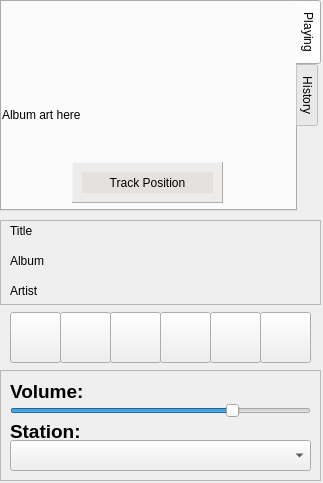
Above: UI-Layouts/qAndora.ui from JeffHoogland/qAndora before the change. Below: the same form after it.
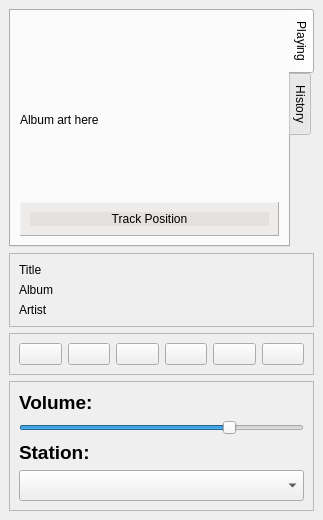
That is the form after the change. Icons and pictures are not drawn.

Commit message: Moved desktop default GUI to use layouts and updated debian package

Diff of the .ui file:
```diff
--- a/UI-Layouts/qAndora.ui
+++ b/UI-Layouts/qAndora.ui
@@ -7,19 +7,13 @@
     <x>0</x>
     <y>0</y>
     <width>323</width>
-    <height>483</height>
+    <height>520</height>
    </rect>
   </property>
   <property name="minimumSize">
    <size>
     <width>323</width>
-    <height>483</height>
-   </size>
-  </property>
-  <property name="maximumSize">
-   <size>
-    <width>323</width>
-    <height>483</height>
+    <height>520</height>
    </size>
   </property>
   <property name="windowTitle">
@@ -30,15 +24,9 @@
     <normaloff>images/qAndora.png</normaloff>images/qAndora.png</iconset>
   </property>
   <widget class="QWidget" name="centralwidget">
+   <layout class="QVBoxLayout" name="verticalLayout_3">
+    <item>
    <widget class="QTabWidget" name="mainWidget">
-    <property name="geometry">
-     <rect>
-      <x>0</x>
-      <y>0</y>
-      <width>321</width>
-      <height>211</height>
-     </rect>
-    </property>
     <property name="tabPosition">
      <enum>QTabWidget::East</enum>
     </property>
@@ -49,25 +37,13 @@
      <attribute name="title">
       <string>Playing</string>
      </attribute>
+       <layout class="QVBoxLayout" name="verticalLayout_5">
+        <item>
      <widget class="QLabel" name="albumImage">
-      <property name="geometry">
-       <rect>
-        <x>0</x>
-        <y>0</y>
-        <width>285</width>
-        <height>225</height>
-       </rect>
-      </property>
       <property name="minimumSize">
        <size>
-        <width>285</width>
-        <height>225</height>
-       </size>
-      </property>
-      <property name="maximumSize">
-       <size>
-        <width>0</width>
-        <height>0</height>
+            <width>200</width>
+            <height>200</height>
        </size>
       </property>
       <property name="text">
@@ -77,15 +53,9 @@
        <bool>true</bool>
       </property>
      </widget>
+        </item>
+        <item>
      <widget class="QFrame" name="positionFrame">
-      <property name="geometry">
-       <rect>
-        <x>70</x>
-        <y>160</y>
-        <width>151</width>
-        <height>41</height>
-       </rect>
-      </property>
       <property name="palette">
        <palette>
         <active>
@@ -510,15 +480,9 @@
       <property name="frameShadow">
        <enum>QFrame::Raised</enum>
       </property>
+          <layout class="QHBoxLayout" name="horizontalLayout_2">
+           <item>
       <widget class="QLabel" name="positionLabel">
-       <property name="geometry">
-        <rect>
-         <x>10</x>
-         <y>10</y>
-         <width>131</width>
-         <height>21</height>
-        </rect>
-       </property>
        <property name="palette">
         <palette>
          <active>
@@ -944,21 +908,19 @@
         <set>Qt::AlignCenter</set>
        </property>
       </widget>
-     </widget>
+           </item>
+          </layout>
+         </widget>
+        </item>
+       </layout>
     </widget>
     <widget class="QWidget" name="historyTab">
      <attribute name="title">
       <string>History</string>
      </attribute>
+       <layout class="QVBoxLayout" name="verticalLayout_4">
+        <item>
      <widget class="QListWidget" name="historyList">
-      <property name="geometry">
-       <rect>
-        <x>0</x>
-        <y>0</y>
-        <width>285</width>
-        <height>225</height>
-       </rect>
-      </property>
       <property name="minimumSize">
        <size>
         <width>285</width>
@@ -966,32 +928,22 @@
        </size>
       </property>
      </widget>
-    </widget>
-   </widget>
+        </item>
+       </layout>
+      </widget>
+     </widget>
+    </item>
+    <item>
    <widget class="QFrame" name="infoFrame">
-    <property name="geometry">
-     <rect>
-      <x>0</x>
-      <y>220</y>
-      <width>321</width>
-      <height>85</height>
-     </rect>
-    </property>
     <property name="frameShape">
      <enum>QFrame::StyledPanel</enum>
     </property>
     <property name="frameShadow">
      <enum>QFrame::Raised</enum>
     </property>
+      <layout class="QVBoxLayout" name="verticalLayout_2">
+       <item>
     <widget class="QLabel" name="titleLabel">
-     <property name="geometry">
-      <rect>
-       <x>10</x>
-       <y>0</y>
-       <width>301</width>
-       <height>22</height>
-      </rect>
-     </property>
      <property name="text">
       <string>Title</string>
      </property>
@@ -1005,15 +957,9 @@
       <bool>true</bool>
      </property>
     </widget>
+       </item>
+       <item>
     <widget class="QLabel" name="albumLabel">
-     <property name="geometry">
-      <rect>
-       <x>10</x>
-       <y>30</y>
-       <width>301</width>
-       <height>22</height>
-      </rect>
-     </property>
      <property name="text">
       <string>Album</string>
      </property>
@@ -1027,15 +973,9 @@
       <bool>true</bool>
      </property>
     </widget>
+       </item>
+       <item>
     <widget class="QLabel" name="artistLabel">
-     <property name="geometry">
-      <rect>
-       <x>10</x>
-       <y>60</y>
-       <width>271</width>
-       <height>22</height>
-      </rect>
-     </property>
      <property name="text">
       <string>Artist</string>
      </property>
@@ -1043,93 +983,26 @@
       <bool>true</bool>
      </property>
     </widget>
-   </widget>
-   <widget class="QPushButton" name="loveButton">
-    <property name="geometry">
-     <rect>
-      <x>110</x>
-      <y>312</y>
-      <width>51</width>
-      <height>51</height>
-     </rect>
-    </property>
-    <property name="toolTip">
-     <string>Favorite Song</string>
-    </property>
-    <property name="text">
-     <string/>
-    </property>
-    <property name="icon">
-     <iconset>
-      <normaloff>images/favorite.png</normaloff>images/favorite.png</iconset>
-    </property>
-    <property name="iconSize">
-     <size>
-      <width>24</width>
-      <height>24</height>
-     </size>
-    </property>
-   </widget>
-   <widget class="QPushButton" name="tiredButton">
-    <property name="geometry">
-     <rect>
-      <x>210</x>
-      <y>312</y>
-      <width>51</width>
-      <height>51</height>
-     </rect>
-    </property>
-    <property name="toolTip">
-     <string>Set song to tired</string>
-    </property>
-    <property name="text">
-     <string/>
-    </property>
-    <property name="icon">
-     <iconset>
-      <normaloff>images/tired.png</normaloff>images/tired.png</iconset>
-    </property>
-    <property name="iconSize">
-     <size>
-      <width>24</width>
-      <height>24</height>
-     </size>
-    </property>
-   </widget>
-   <widget class="QPushButton" name="banButton">
-    <property name="geometry">
-     <rect>
-      <x>160</x>
-      <y>312</y>
-      <width>51</width>
-      <height>51</height>
-     </rect>
-    </property>
-    <property name="toolTip">
-     <string>Ban song</string>
-    </property>
-    <property name="text">
-     <string/>
-    </property>
-    <property name="icon">
-     <iconset>
-      <normaloff>images/ban.png</normaloff>images/ban.png</iconset>
-    </property>
-    <property name="iconSize">
-     <size>
-      <width>24</width>
-      <height>24</height>
-     </size>
-    </property>
-   </widget>
+       </item>
+      </layout>
+     </widget>
+    </item>
+    <item>
+     <widget class="QFrame" name="frame">
+      <property name="frameShape">
+       <enum>QFrame::StyledPanel</enum>
+      </property>
+      <property name="frameShadow">
+       <enum>QFrame::Raised</enum>
+      </property>
+      <layout class="QHBoxLayout" name="horizontalLayout">
+       <item>
    <widget class="QPushButton" name="playPauseButton">
-    <property name="geometry">
-     <rect>
-      <x>10</x>
-      <y>312</y>
-      <width>51</width>
-      <height>51</height>
-     </rect>
+         <property name="sizePolicy">
+          <sizepolicy hsizetype="Minimum" vsizetype="Expanding">
+           <horstretch>0</horstretch>
+           <verstretch>0</verstretch>
+          </sizepolicy>
     </property>
     <property name="toolTip">
      <string>Pause Song</string>
@@ -1148,14 +1021,14 @@
      </size>
     </property>
    </widget>
+       </item>
+       <item>
    <widget class="QPushButton" name="skipButton">
-    <property name="geometry">
-     <rect>
-      <x>60</x>
-      <y>312</y>
-      <width>51</width>
-      <height>51</height>
-     </rect>
+         <property name="sizePolicy">
+          <sizepolicy hsizetype="Minimum" vsizetype="Expanding">
+           <horstretch>0</horstretch>
+           <verstretch>0</verstretch>
+          </sizepolicy>
     </property>
     <property name="toolTip">
      <string>Skip Song</string>
@@ -1174,14 +1047,92 @@
      </size>
     </property>
    </widget>
+       </item>
+       <item>
+        <widget class="QPushButton" name="loveButton">
+         <property name="sizePolicy">
+          <sizepolicy hsizetype="Minimum" vsizetype="Expanding">
+           <horstretch>0</horstretch>
+           <verstretch>0</verstretch>
+          </sizepolicy>
+         </property>
+         <property name="toolTip">
+          <string>Favorite Song</string>
+         </property>
+         <property name="text">
+          <string/>
+         </property>
+         <property name="icon">
+          <iconset>
+           <normaloff>images/favorite.png</normaloff>images/favorite.png</iconset>
+         </property>
+         <property name="iconSize">
+          <size>
+           <width>24</width>
+           <height>24</height>
+          </size>
+         </property>
+        </widget>
+       </item>
+       <item>
+        <widget class="QPushButton" name="banButton">
+         <property name="sizePolicy">
+          <sizepolicy hsizetype="Minimum" vsizetype="Expanding">
+           <horstretch>0</horstretch>
+           <verstretch>0</verstretch>
+          </sizepolicy>
+         </property>
+         <property name="toolTip">
+          <string>Ban song</string>
+         </property>
+         <property name="text">
+          <string/>
+         </property>
+         <property name="icon">
+          <iconset>
+           <normaloff>images/ban.png</normaloff>images/ban.png</iconset>
+         </property>
+         <property name="iconSize">
+          <size>
+           <width>24</width>
+           <height>24</height>
+          </size>
+         </property>
+        </widget>
+       </item>
+       <item>
+        <widget class="QPushButton" name="tiredButton">
+         <property name="sizePolicy">
+          <sizepolicy hsizetype="Minimum" vsizetype="Expanding">
+           <horstretch>0</horstretch>
+           <verstretch>0</verstretch>
+          </sizepolicy>
+         </property>
+         <property name="toolTip">
+          <string>Set song to tired</string>
+         </property>
+         <property name="text">
+          <string/>
+         </property>
+         <property name="icon">
+          <iconset>
+           <normaloff>images/tired.png</normaloff>images/tired.png</iconset>
+         </property>
+         <property name="iconSize">
+          <size>
+           <width>24</width>
+           <height>24</height>
+          </size>
+         </property>
+        </widget>
+       </item>
+       <item>
    <widget class="QPushButton" name="settingsButton">
-    <property name="geometry">
-     <rect>
-      <x>260</x>
-      <y>312</y>
-      <width>51</width>
-      <height>51</height>
-     </rect>
+         <property name="sizePolicy">
+          <sizepolicy hsizetype="Minimum" vsizetype="Expanding">
+           <horstretch>0</horstretch>
+           <verstretch>0</verstretch>
+          </sizepolicy>
     </property>
     <property name="toolTip">
      <string>Preferences</string>
@@ -1200,30 +1151,31 @@
      </size>
     </property>
    </widget>
+       </item>
+      </layout>
+     </widget>
+    </item>
+    <item>
    <widget class="QFrame" name="lowerFrame">
-    <property name="geometry">
-     <rect>
-      <x>0</x>
-      <y>370</y>
-      <width>321</width>
-      <height>111</height>
-     </rect>
-    </property>
     <property name="frameShape">
      <enum>QFrame::StyledPanel</enum>
     </property>
     <property name="frameShadow">
      <enum>QFrame::Raised</enum>
     </property>
+      <layout class="QVBoxLayout" name="verticalLayout">
+       <item>
+        <widget class="QLabel" name="volumeLabel">
+         <property name="text">
+          <string>&lt;html&gt;&lt;head/&gt;&lt;body&gt;&lt;p&gt;&lt;span style=&quot; font-size:14pt; font-weight:600;&quot;&gt;Volume:&lt;/span&gt;&lt;/p&gt;&lt;/body&gt;&lt;/html&gt;</string>
+         </property>
+         <property name="textFormat">
+          <enum>Qt::AutoText</enum>
+         </property>
+        </widget>
+       </item>
+       <item>
     <widget class="QSlider" name="volumeSlider">
-     <property name="geometry">
-      <rect>
-       <x>10</x>
-       <y>20</y>
-       <width>301</width>
-       <height>41</height>
-      </rect>
-     </property>
      <property name="toolTip">
       <string>Adjust Volume</string>
      </property>
@@ -1237,51 +1189,27 @@
       <enum>Qt::Horizontal</enum>
      </property>
     </widget>
+       </item>
+       <item>
+        <widget class="QLabel" name="stationLabel">
+         <property name="text">
+          <string>&lt;html&gt;&lt;head/&gt;&lt;body&gt;&lt;p&gt;&lt;span style=&quot; font-size:14pt; font-weight:600;&quot;&gt;Station:&lt;/span&gt;&lt;/p&gt;&lt;/body&gt;&lt;/html&gt;</string>
+         </property>
+        </widget>
+       </item>
+       <item>
     <widget class="QComboBox" name="stationBox">
-     <property name="geometry">
-      <rect>
-       <x>10</x>
-       <y>70</y>
-       <width>301</width>
-       <height>31</height>
-      </rect>
-     </property>
      <property name="font">
       <font>
        <pointsize>14</pointsize>
       </font>
      </property>
     </widget>
-    <widget class="QLabel" name="volumeLabel">
-     <property name="geometry">
-      <rect>
-       <x>10</x>
-       <y>10</y>
-       <width>77</width>
-       <height>21</height>
-      </rect>
-     </property>
-     <property name="text">
-      <string>&lt;html&gt;&lt;head/&gt;&lt;body&gt;&lt;p&gt;&lt;span style=&quot; font-size:14pt; font-weight:600;&quot;&gt;Volume:&lt;/span&gt;&lt;/p&gt;&lt;/body&gt;&lt;/html&gt;</string>
-     </property>
-     <property name="textFormat">
-      <enum>Qt::AutoText</enum>
-     </property>
-    </widget>
-    <widget class="QLabel" name="stationLabel">
-     <property name="geometry">
-      <rect>
-       <x>10</x>
-       <y>50</y>
-       <width>77</width>
-       <height>21</height>
-      </rect>
-     </property>
-     <property name="text">
-      <string>&lt;html&gt;&lt;head/&gt;&lt;body&gt;&lt;p&gt;&lt;span style=&quot; font-size:14pt; font-weight:600;&quot;&gt;Station:&lt;/span&gt;&lt;/p&gt;&lt;/body&gt;&lt;/html&gt;</string>
-     </property>
-    </widget>
-   </widget>
+       </item>
+      </layout>
+     </widget>
+    </item>
+   </layout>
   </widget>
  </widget>
  <resources/>
```
Lines whose indentation alone changed are shown as unchanged. The commit also changes 10 other files.
